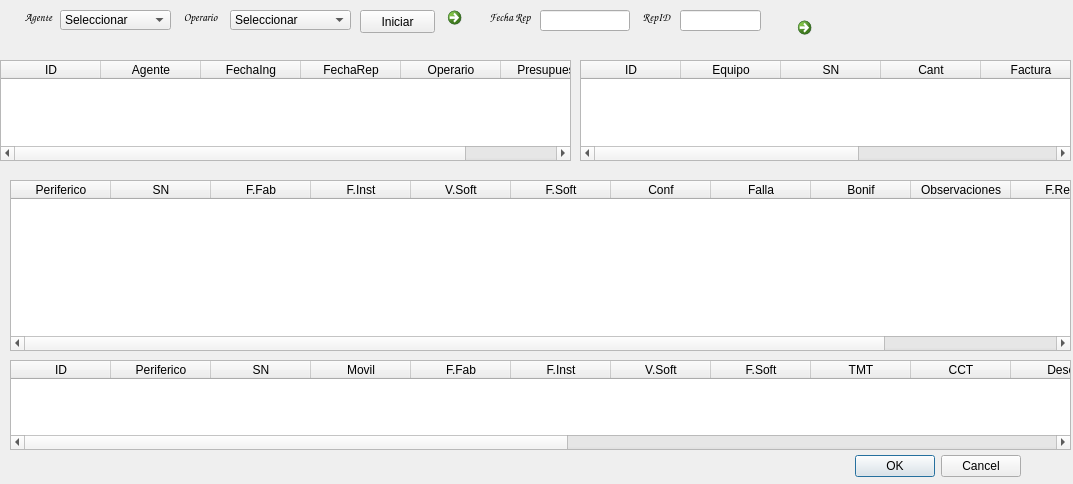
This is trabajo.ui in Matias2178/Sistema_Postventa as Qt 5 draws it before an edit. The edited form follows.
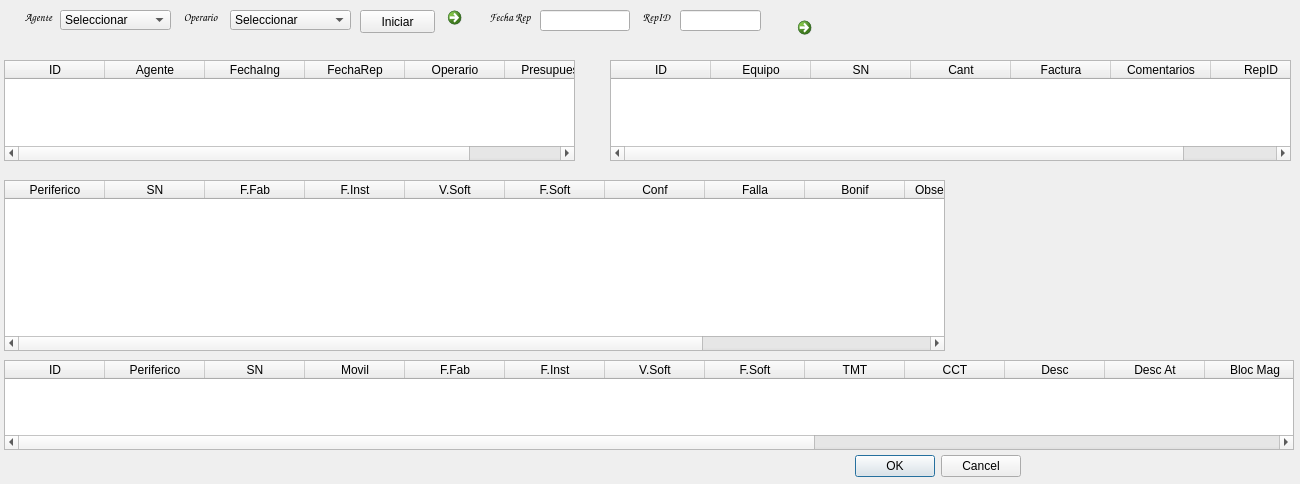
This is the edited form. Icons and pictures are not drawn.

```diff
--- a/trabajo.ui
+++ b/trabajo.ui
@@ -6,13 +6,22 @@
    <rect>
     <x>0</x>
     <y>0</y>
-    <width>1073</width>
+    <width>1300</width>
     <height>484</height>
    </rect>
   </property>
+  <property name="sizePolicy">
+   <sizepolicy hsizetype="Preferred" vsizetype="Preferred">
+    <horstretch>0</horstretch>
+    <verstretch>0</verstretch>
+   </sizepolicy>
+  </property>
   <property name="windowTitle">
    <string>Reparaciones</string>
   </property>
+  <property name="sizeGripEnabled">
+   <bool>false</bool>
+  </property>
   <widget class="QDialogButtonBox" name="buttonBox">
    <property name="geometry">
     <rect>
@@ -32,7 +41,7 @@
   <widget class="QTableWidget" name="TrabajoReparaciones">
    <property name="geometry">
     <rect>
-     <x>0</x>
+     <x>4</x>
      <y>60</y>
      <width>571</width>
      <height>101</height>
@@ -75,9 +84,9 @@
   <widget class="QTableWidget" name="TrabajoCaudalimetro">
    <property name="geometry">
     <rect>
-     <x>10</x>
+     <x>4</x>
      <y>360</y>
-     <width>1061</width>
+     <width>1290</width>
      <height>90</height>
     </rect>
    </property>
@@ -180,9 +189,9 @@
   <widget class="QTableWidget" name="TrabajoPerifericos">
    <property name="geometry">
     <rect>
-     <x>10</x>
+     <x>4</x>
      <y>180</y>
-     <width>1061</width>
+     <width>941</width>
      <height>171</height>
     </rect>
    </property>
@@ -250,9 +259,9 @@
   <widget class="QTableWidget" name="TrabajoIngreso">
    <property name="geometry">
     <rect>
-     <x>580</x>
+     <x>610</x>
      <y>60</y>
-     <width>491</width>
+     <width>681</width>
      <height>101</height>
     </rect>
    </property>
```
